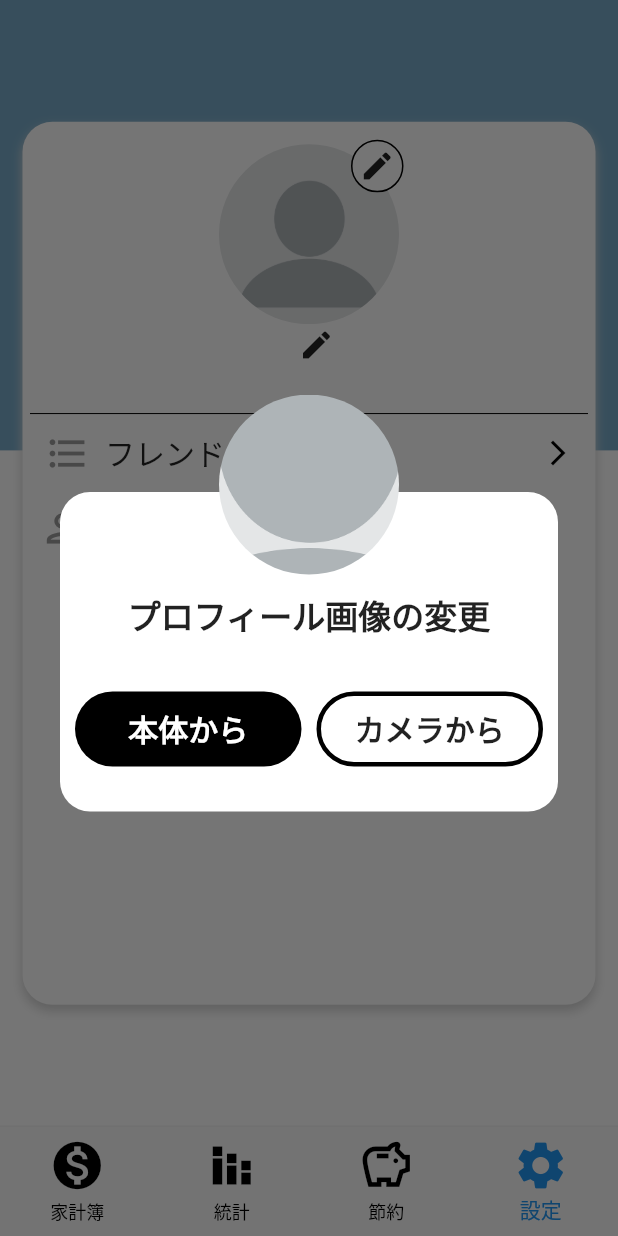
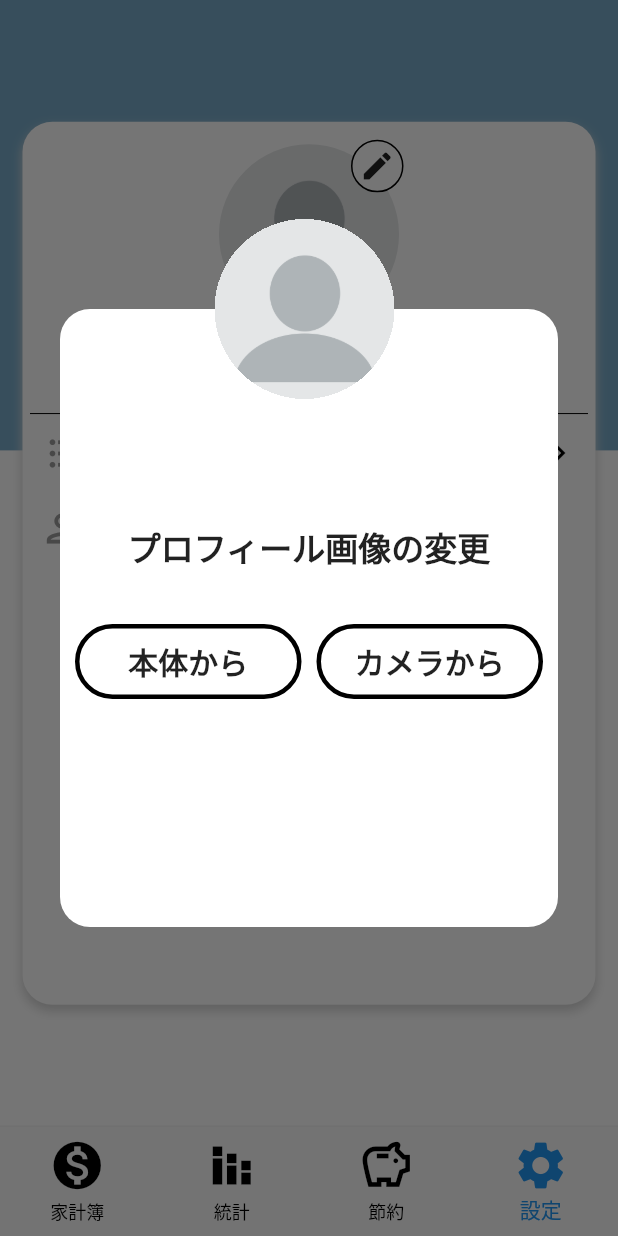
Before and after one commit to KimiMasa1021/account_book_app, a Flutter app: the screen it shows once a user with an empty profile is signed in, item 4 of the bottom bar chosen, after a tap on the "edit" icon, on a phone screen of 412 x 824 dp. Run offline on Flutter 3.47's test engine with Material 2 defaults, Android fonts, the phone set to English and light mode, and no system bars; our stand-ins replace cloud_firestore, firebase_auth, firebase_core, firebase_storage, fl_chart, flutter_hooks and 9 more; missing offline and left inert: qr_code_scanner; accounts and stored records are empty.

```diff
--- a/lib/component/setting/edit_img_dialog.dart
+++ b/lib/component/setting/edit_img_dialog.dart
@@ -16,25 +16,25 @@ class EditImageDialog extends HookConsumerWidget {
     final userController = ref.watch(usersControllerProvider.notifier);
 
     final ValueNotifier<File?> previewImage = useState(null);
+    final size = MediaQuery.of(context).size;
     return Dialog(
       shape: RoundedRectangleBorder(
         borderRadius: BorderRadius.circular(20),
       ),
       elevation: 0,
       backgroundColor: Colors.transparent,
-      child: Stack(
-        clipBehavior: Clip.none,
-        children: <Widget>[
-          Container(
-            padding:
-                EdgeInsets.only(left: 10, top: 45 + 20, right: 10, bottom: 20),
-            margin: EdgeInsets.only(top: 45),
+      child: Container(
+        height: size.height / 2,
+        padding: EdgeInsets.symmetric(horizontal: 10),
         decoration: BoxDecoration(
           color: Colors.white,
           borderRadius: BorderRadius.circular(20),
         ),
-            child: Column(
-              mainAxisSize: MainAxisSize.min,
+        child: Stack(
+          clipBehavior: Clip.none,
+          children: [
+            Column(
+              mainAxisAlignment: MainAxisAlignment.center,
               children: <Widget>[
                 Text(
                   "プロフィール画像の変更",
@@ -51,19 +51,25 @@ class EditImageDialog extends HookConsumerWidget {
                         Expanded(
                           child: InkWell(
                             onTap: () {
-                              userController.getImageFromGarary(previewImage);
+                              userController.getImage(
+                                previewImage,
+                                ImageSource.gallery,
+                              );
                             },
                             child: Container(
                               height: 50,
                               decoration: BoxDecoration(
+                                color: Colors.white,
+                                borderRadius: BorderRadius.circular(100),
+                                border: Border.all(
+                                  width: 3,
                                   color: Colors.black,
-                                borderRadius: BorderRadius.circular(100),
+                                ),
                               ),
                               child: Center(
                                 child: Text(
                                   "本体から",
                                   style: TextStyle(
-                                    color: Colors.white,
                                     fontSize: 20,
                                     fontWeight: FontWeight.bold,
                                   ),
@@ -76,7 +82,10 @@ class EditImageDialog extends HookConsumerWidget {
                         Expanded(
                           child: InkWell(
                             onTap: () {
-                              userController.getImageFromCamera(previewImage);
+                              userController.getImage(
+                                previewImage,
+                                ImageSource.camera,
+                              );
                             },
                             child: Container(
                               height: 50,
@@ -105,19 +114,17 @@ class EditImageDialog extends HookConsumerWidget {
                     SizedBox(height: 10),
                     previewImage.value != null
                         ? InkWell(
-                            onTap: () {
-                              userController.getImageFromGarary(previewImage);
+                            onTap: () async {
+                              await userController
+                                  .updateImage(previewImage.value!);
+                              Navigator.pop(context);
                             },
                             child: Container(
                               height: 50,
                               width: double.infinity,
                               decoration: BoxDecoration(
-                                color: Colors.white,
+                                color: Colors.black,
                                 borderRadius: BorderRadius.circular(100),
-                                border: Border.all(
-                                  width: 3,
-                                  color: Colors.black,
-                                ),
                               ),
                               child: Center(
                                 child: Text(
@@ -125,6 +132,7 @@ class EditImageDialog extends HookConsumerWidget {
                                   style: TextStyle(
                                     fontSize: 20,
                                     fontWeight: FontWeight.bold,
+                                    color: Colors.white,
                                   ),
                                 ),
                               ),
@@ -135,36 +143,29 @@ class EditImageDialog extends HookConsumerWidget {
                 )
               ],
             ),
-          ),
             Positioned(
-            left: 10,
-            right: 10,
-            top: -20,
+              top: -60,
+              left: (size.width - 40) / 4,
               child: Container(
                 width: 120,
                 height: 120,
-              clipBehavior: Clip.none,
+                clipBehavior: Clip.hardEdge,
                 decoration: BoxDecoration(
                   shape: BoxShape.circle,
-                image: previewImage.value != null
-                    ? DecorationImage(
-                        fit: BoxFit.cover,
-                        image: FileImage(previewImage.value!),
+                ),
+                child: previewImage.value != null
+                    ? Image.file(
+                        previewImage.value!,
+                        fit: BoxFit.fill,
                       )
                     : userState?.img != ""
-                        ? DecorationImage(
-                            fit: BoxFit.cover,
-                            image: NetworkImage(userState!.img),
-                          )
-                        : DecorationImage(
-                            fit: BoxFit.cover,
-                            image: AssetImage("assets/img/profile.png"),
-                          ),
-              ),
+                        ? Image.network(userState!.img)
+                        : Image.asset("assets/img/profile.png"),
               ),
             ),
           ],
         ),
+      ),
     );
   }
 }
--- /dev/null
+++ b/lib/provider/firebase_storage.dart
@@ -0,0 +1,6 @@
+import 'package:firebase_auth/firebase_auth.dart';
+import 'package:firebase_storage/firebase_storage.dart';
+import 'package:hooks_riverpod/hooks_riverpod.dart';
+
+final firebaseStorageProvider =
+    Provider<FirebaseStorage>((ref) => FirebaseStorage.instance);
--- a/lib/view/pages/setting/setting.dart
+++ b/lib/view/pages/setting/setting.dart
@@ -22,7 +22,7 @@ class Setting extends HookConsumerWidget {
             Expanded(
               flex: 2,
               child: Container(
-                decoration: BoxDecoration(
+                decoration: const BoxDecoration(
                   color: Color.fromARGB(255, 120, 171, 201),
                 ),
               ),
@@ -30,7 +30,7 @@ class Setting extends HookConsumerWidget {
             Expanded(
               flex: 3,
               child: Container(
-                decoration: BoxDecoration(
+                decoration: const BoxDecoration(
                   color: Colors.white,
                 ),
               ),
@@ -43,13 +43,13 @@ class Setting extends HookConsumerWidget {
             padding: const EdgeInsets.symmetric(horizontal: 15),
             child: Container(
               clipBehavior: Clip.none,
-              padding: EdgeInsets.symmetric(horizontal: 5, vertical: 15),
+              padding: const EdgeInsets.symmetric(horizontal: 5, vertical: 15),
               height: MediaQuery.of(context).size.height / 1.4,
               decoration: BoxDecoration(
                 color: Colors.white,
                 borderRadius: BorderRadius.circular(20),
                 boxShadow: [
-                  BoxShadow(
+                  const BoxShadow(
                     offset: Offset(0, 4),
                     color: Color.fromARGB(255, 211, 211, 211),
                     blurRadius: 5,
@@ -70,7 +70,7 @@ class Setting extends HookConsumerWidget {
                               ? DecorationImage(
                                   image: NetworkImage(userState!.img),
                                 )
-                              : DecorationImage(
+                              : const DecorationImage(
                                   fit: BoxFit.fitHeight,
                                   image: AssetImage("assets/img/profile.png"),
                                 ),
@@ -84,7 +84,7 @@ class Setting extends HookConsumerWidget {
                             showDialog<void>(
                               context: context,
                               builder: (BuildContext context) {
-                                return EditImageDialog();
+                                return const EditImageDialog();
                               },
                             );
                           },
@@ -97,7 +97,7 @@ class Setting extends HookConsumerWidget {
                                 shape: BoxShape.circle,
                                 border: Border.all(),
                               ),
-                              child: Center(
+                              child: const Center(
                                 child: Icon(
                                   Icons.edit,
                                 ),
@@ -113,25 +113,25 @@ class Setting extends HookConsumerWidget {
                     children: [
                       Text(
                         userState!.name,
-                        style: TextStyle(
+                        style: const TextStyle(
                           fontSize: 24,
                         ),
                       ),
-                      Padding(
-                        padding: const EdgeInsets.only(left: 10),
+                      const Padding(
+                        padding: EdgeInsets.only(left: 10),
                         child: Icon(Icons.edit),
                       )
                     ],
                   ),
                   Text(
                     userState.email,
-                    style: TextStyle(
+                    style: const TextStyle(
                       fontSize: 17,
                       color: Color.fromARGB(255, 98, 98, 98),
                     ),
                   ),
-                  SizedBox(height: 10),
-                  Divider(
+                  const SizedBox(height: 10),
+                  const Divider(
                     height: 3,
                     color: Colors.black,
                   ),
@@ -143,44 +143,45 @@ class Setting extends HookConsumerWidget {
                     },
                   ),
                   Container(
-                    padding: EdgeInsets.symmetric(horizontal: 10, vertical: 10),
+                    padding: const EdgeInsets.symmetric(
+                        horizontal: 10, vertical: 10),
                     child: Row(
                       children: [
-                        Icon(
+                        const Icon(
                           Icons.person_add_alt,
                           size: 30,
                           color: Colors.grey,
                         ),
-                        SizedBox(width: 10),
-                        Text(
+                        const SizedBox(width: 10),
+                        const Text(
                           "フレンド追加",
                           style: TextStyle(
                             fontSize: 20,
                           ),
                         ),
-                        Spacer(),
+                        const Spacer(),
                         InkWell(
                           onTap: () {
                             Navigator.pushNamed(context, FriendAddQr.id);
                           },
-                          child: Icon(
+                          child: const Icon(
                             Icons.qr_code,
                             size: 28,
                             color: Colors.black,
                           ),
                         ),
-                        SizedBox(width: 10),
+                        const SizedBox(width: 10),
                         InkWell(
                           onTap: () {
                             Navigator.pushNamed(context, FriendAddScan.id);
                           },
-                          child: Icon(
+                          child: const Icon(
                             Icons.camera_alt_outlined,
                             size: 28,
                             color: Colors.black,
                           ),
                         ),
-                        SizedBox(width: 10),
+                        const SizedBox(width: 10),
                       ],
                     ),
                   ),
--- a/pubspec.yaml
+++ b/pubspec.yaml
@@ -58,6 +58,8 @@ dependencies:
   qr_flutter: ^4.0.0
   qr_code_scanner: ^1.0.1
   image_picker: ^0.8.6
+  firebase_storage: ^10.3.11
+  image_cropper: ^3.0.1
 
 dev_dependencies:
   flutter_test:
```
Also changed, not shown: lib/controller/users_controller.dart (+38 -13 lines), lib/repository/users_repository.dart (+26 -6 lines), lib/view/pages/setting/friends_list.dart (+13 -5 lines), pubspec.lock, 2 other files. Lines whose indentation alone changed are shown as unchanged.
